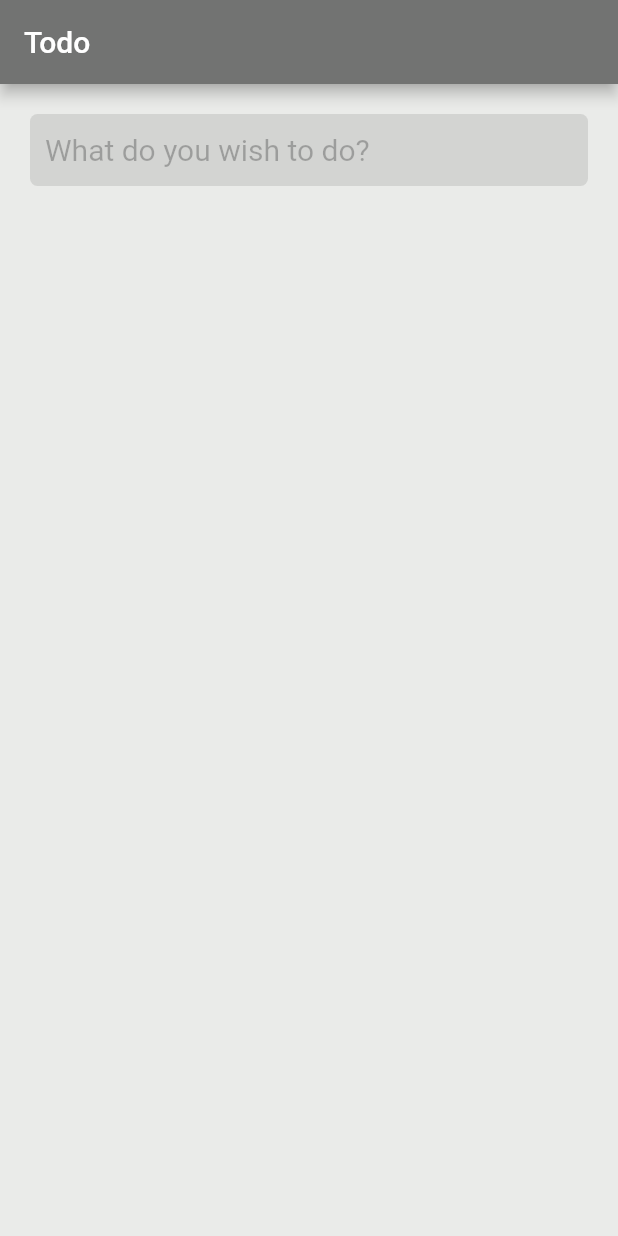
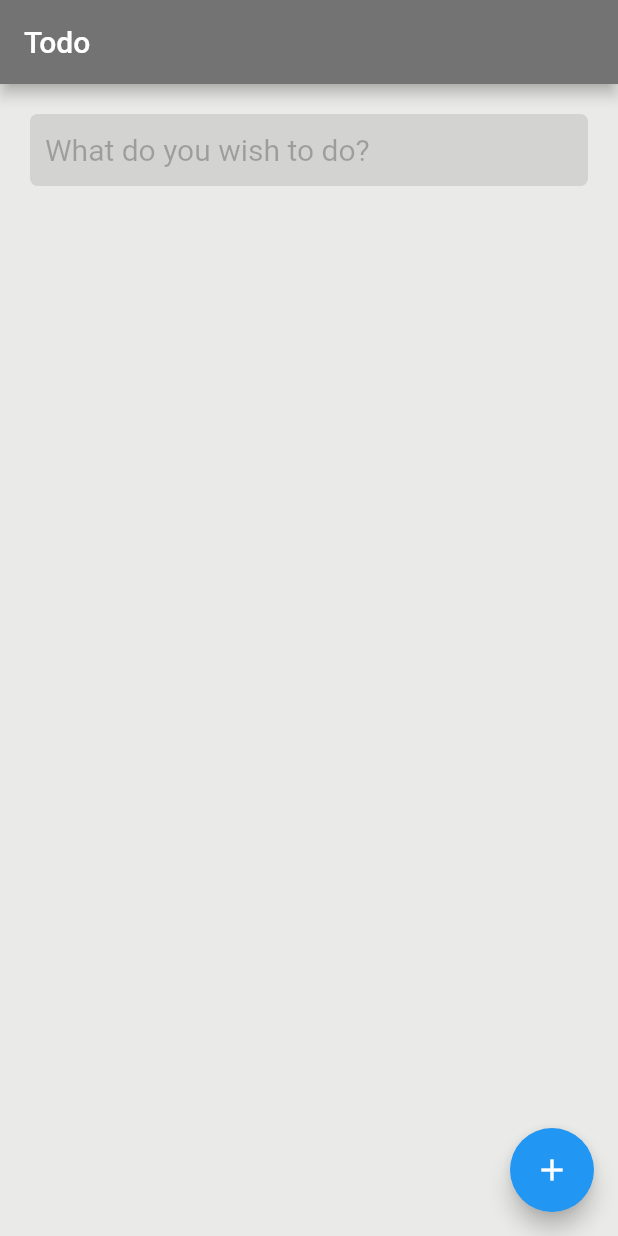
Before and after one commit to frextrite/att-gora, a Flutter app: the screen it shows after launch, on a phone screen of 412 x 824 dp. Run offline on Flutter 3.47's test engine with Material 2 defaults, Android fonts, the phone set to English and light mode, and no system bars.

Commit message:
Add FAB which focuses textfield on tap

```diff
--- a/lib/main.dart
+++ b/lib/main.dart
@@ -88,12 +88,13 @@ class _TodoState extends State<Todo> {
                   controller: controllerTodo,
                   focusNode: focusNewTodo,
                   decoration: InputDecoration(
-                      contentPadding: EdgeInsets.all(10.0),
-                      border: InputBorder.none,
-                      hintText: 'What do you wish to do?',
-                      hintStyle: TextStyle(
-                        color: Colors.black26,
-                      )),
+                    contentPadding: EdgeInsets.all(10.0),
+                    border: InputBorder.none,
+                    hintText: 'What do you wish to do?',
+                    hintStyle: TextStyle(
+                      color: Colors.black26,
+                    ),
+                  ),
                   onSubmitted: (text) {
                     setState(() {
                       todosList.add(text);
@@ -108,6 +109,12 @@ class _TodoState extends State<Todo> {
           ],
         ),
       ),
+      floatingActionButton: FloatingActionButton(
+        onPressed: () {
+          FocusScope.of(context).requestFocus(focusNewTodo);
+        },
+        child: Icon(Icons.add),
+      ),
     );
   }
 }
```
